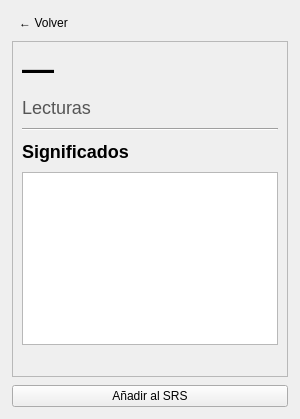
Before: the Qt Designer form gui-desktop/ui/details/detailspage.ui in jbusshc/kotoba-plus, drawn with Qt 5.
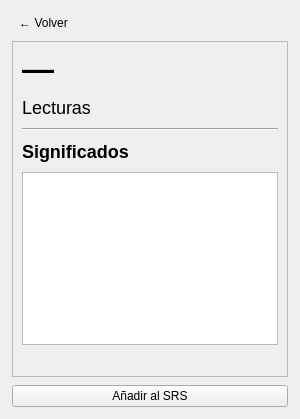
After: the same form once the commit is applied.

Patch:
```diff
--- a/gui-desktop/ui/details/detailspage.ui
+++ b/gui-desktop/ui/details/detailspage.ui
@@ -56,7 +56,6 @@
          <property name="styleSheet">
           <string>
 font-size: 18px;
-color: #555;
           </string>
          </property>
          <property name="text">
```
